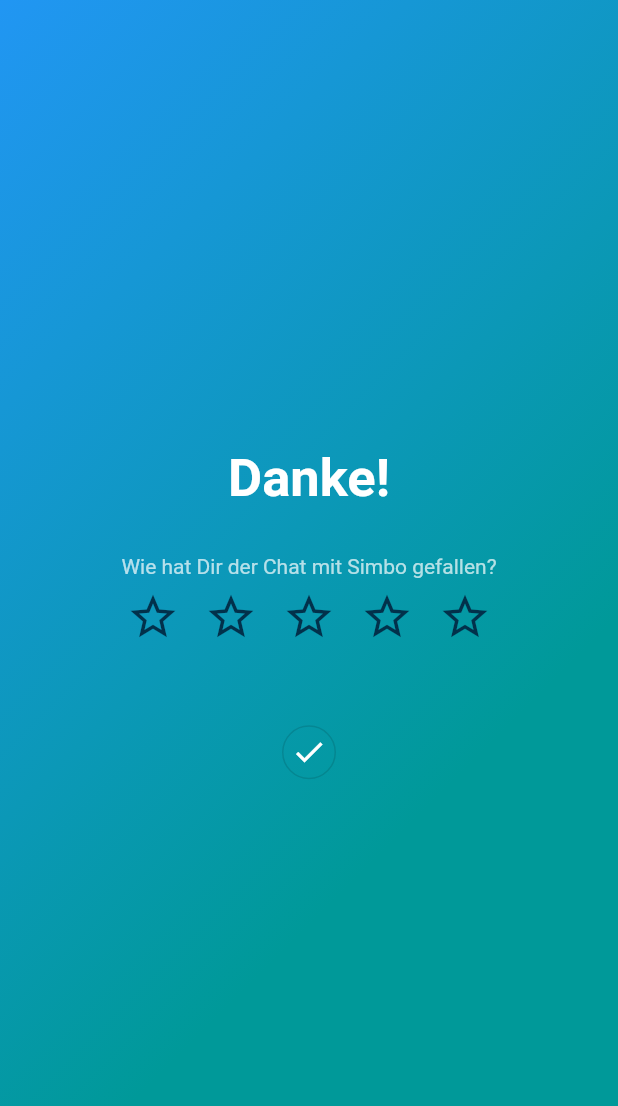
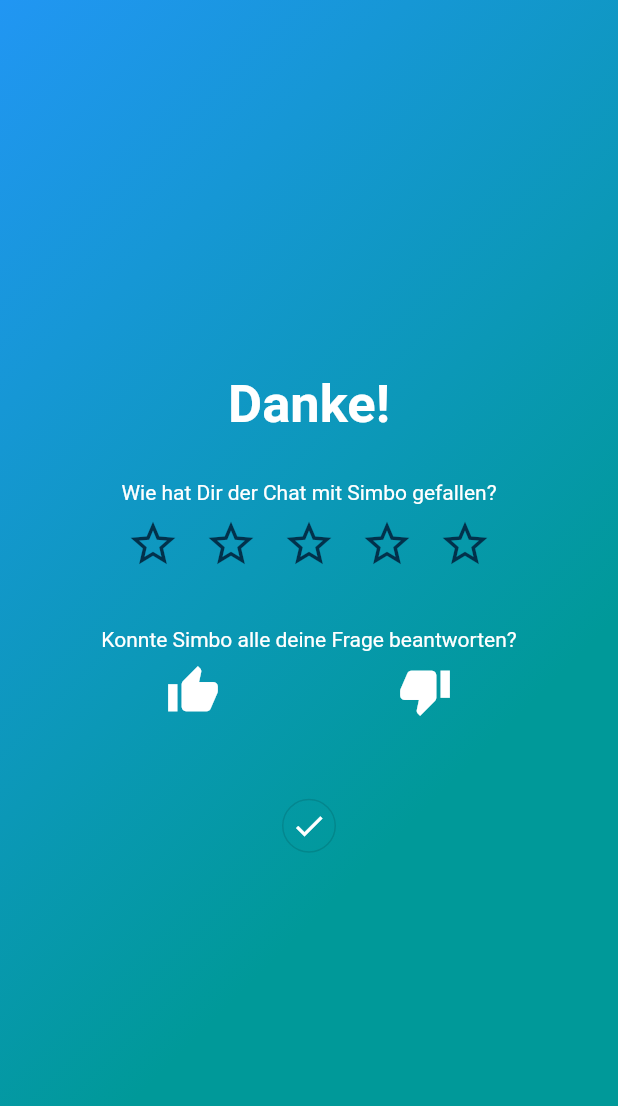
Before and after one commit to tibo-16/chatbot, a Flutter app: the EvaluationScreen screen opened directly, on a phone screen of 412 x 824 dp. Shown: the top 1106 px of the screen. Run offline on Flutter 3.47's test engine with Material 2 defaults, Android fonts, the phone set to English and light mode, and no system bars; our stand-ins replace gradient_app_bar.

Commit message:
Added one more evaluation step

```diff
--- a/lib/evaluation_screen.dart
+++ b/lib/evaluation_screen.dart
@@ -8,6 +8,8 @@
 
 class _EvaluationScreenState extends State<EvaluationScreen> {
   List<bool> highlightedStars = [false, false, false, false, false];
+  bool upSelected = false;
+  bool downSelected = false;
 
   _showStart() {
     Navigator.pop(context);
@@ -23,6 +25,20 @@
     setState(() {
       highlightedStars = newHighlights;
     });
+  }
+
+  _selectThumb(bool up) {
+    if (up) {
+      setState(() {
+        upSelected = true;
+        downSelected = false;
+      });
+    } else {
+      setState(() {
+        upSelected = false;
+        downSelected = true;
+      });
+    }
   }
 
   @override
@@ -56,7 +72,7 @@
               ),
               Text(
                 'Wie hat Dir der Chat mit Simbo gefallen?',
-                style: TextStyle(color: Colors.white70),
+                style: TextStyle(color: Colors.white),
               ),
               Row(
                 mainAxisAlignment: MainAxisAlignment.center,
@@ -99,6 +115,30 @@
                 ],
               ),
               Container(
+                height: 30,
+              ),
+              Text(
+                'Konnte Simbo alle deine Frage beantworten?',
+                style: TextStyle(color: Colors.white),
+              ),
+              Row(
+                mainAxisAlignment: MainAxisAlignment.spaceEvenly,
+                children: <Widget>[
+                  IconButton(
+                    icon: Icon(Icons.thumb_up),
+                    onPressed: () => _selectThumb(true),
+                    iconSize: 36,
+                    color: upSelected ? Constants.DARK_BLUE : Colors.white,
+                  ),
+                  IconButton(
+                    icon: Icon(Icons.thumb_down),
+                    onPressed: () => _selectThumb(false),
+                    iconSize: 36,
+                    color: downSelected ? Constants.DARK_BLUE : Colors.white,
+                  ),
+                ],
+              ),
+              Container(
                 height: 40,
               ),
               OutlineButton(
```
